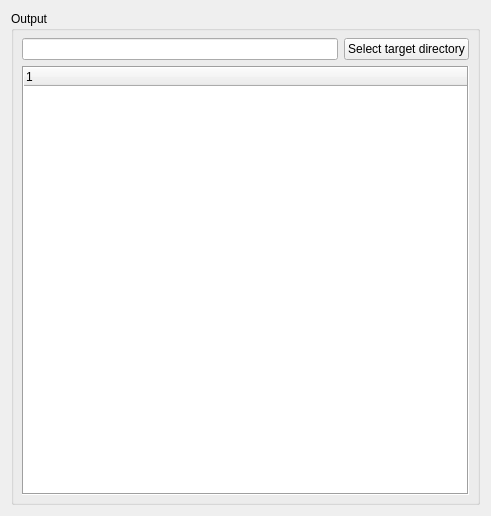
Qt form mpl_data_cast/gui/widget_output.ui (GuckLab/MPL-Data-Cast) before a commit.
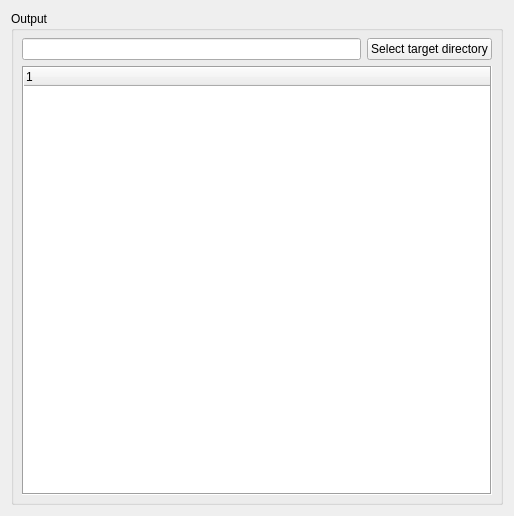
The same form after that commit.

Commit message: minor refactor of gui.main and PathTree, adding tests for class PathTree

```diff
--- a/mpl_data_cast/gui/widget_output.ui
+++ b/mpl_data_cast/gui/widget_output.ui
@@ -6,7 +6,7 @@
    <rect>
     <x>0</x>
     <y>0</y>
-    <width>491</width>
+    <width>514</width>
     <height>516</height>
    </rect>
   </property>
```
The commit also changes 6 other files.
